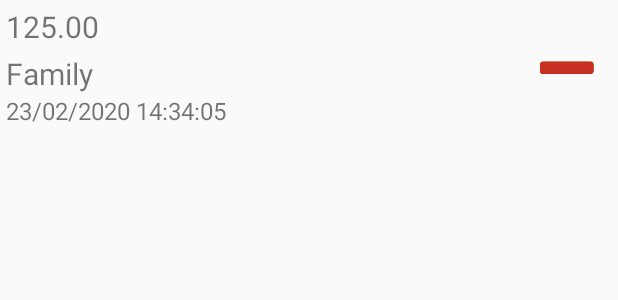
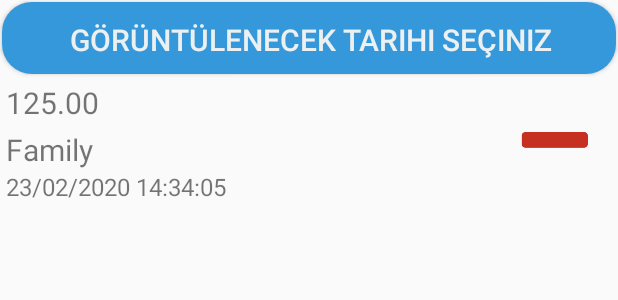
Before and after one commit to eraydertsiz/BudgetTracker, an Android app: the layout transactions_list_row.xml on its own in the app's theme, with its tools: preview values and no code run, on a phone screen of 412 x 824 dp. Shown: the top 300 px of the screen. Run offline under Robolectric (Android 15) with nearby library versions, the phone set to English and light mode, and no system bars; Roboto replaces fonts that are not available here.

Commit message:
Datepicker button is added to above listview

```diff
--- a/app/src/main/res/layout/transactions_list_row.xml
+++ b/app/src/main/res/layout/transactions_list_row.xml
@@ -1,12 +1,34 @@
 <?xml version="1.0" encoding="utf-8"?>
-<LinearLayout xmlns:android="http://schemas.android.com/apk/res/android"
-    android:layout_width="match_parent"
-    android:layout_height="90dp"
-    android:orientation="horizontal"
-    android:weightSum="6">
 
 <LinearLayout
-        android:layout_width="0dp"
+    xmlns:android="http://schemas.android.com/apk/res/android"
+    xmlns:app="http://schemas.android.com/apk/res-auto"
+    android:layout_width="match_parent"
+    android:layout_height="match_parent">
+
+
+    <LinearLayout
+        android:layout_width="match_parent"
+        android:layout_height="wrap_content"
+        android:orientation="vertical">
+
+        <Button
+            android:id="@+id/button_date"
+            android:layout_width="match_parent"
+            android:layout_height="wrap_content"
+            android:layout_margin="1dp"
+            android:background="@drawable/button"
+            android:text="Görüntülenecek Tarihi Seçiniz"
+            android:textColor="#ecf0f1"
+            android:textSize="20sp" />
+
+        <LinearLayout
+            android:layout_width="match_parent"
+            android:layout_height="match_parent"
+            android:orientation="horizontal">
+
+            <LinearLayout
+                android:layout_width="match_parent"
                 android:layout_height="wrap_content"
                 android:layout_weight="5"
                 android:orientation="vertical">
@@ -39,9 +61,9 @@
 
             <ImageButton
                 android:id="@+id/transactions_list_delete_button"
-        android:layout_width="0dp"
+                android:layout_width="wrap_content"
                 android:layout_height="match_parent"
-        android:layout_weight="1"
+                android:layout_weight="10"
                 android:adjustViewBounds="true"
                 android:background="@null"
                 android:scaleType="centerInside"
@@ -51,3 +73,7 @@
                 android:tint="#c53020" />
 
         </LinearLayout>
+
+    </LinearLayout>
+
+</LinearLayout>
```
Lines whose indentation alone changed are shown as unchanged.
